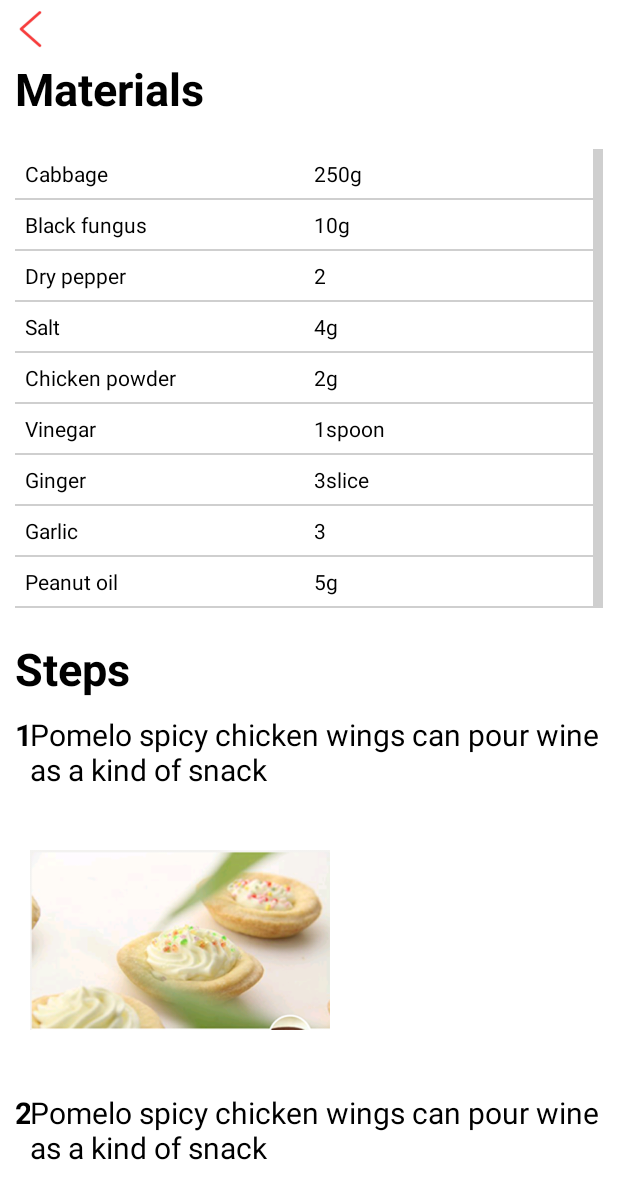
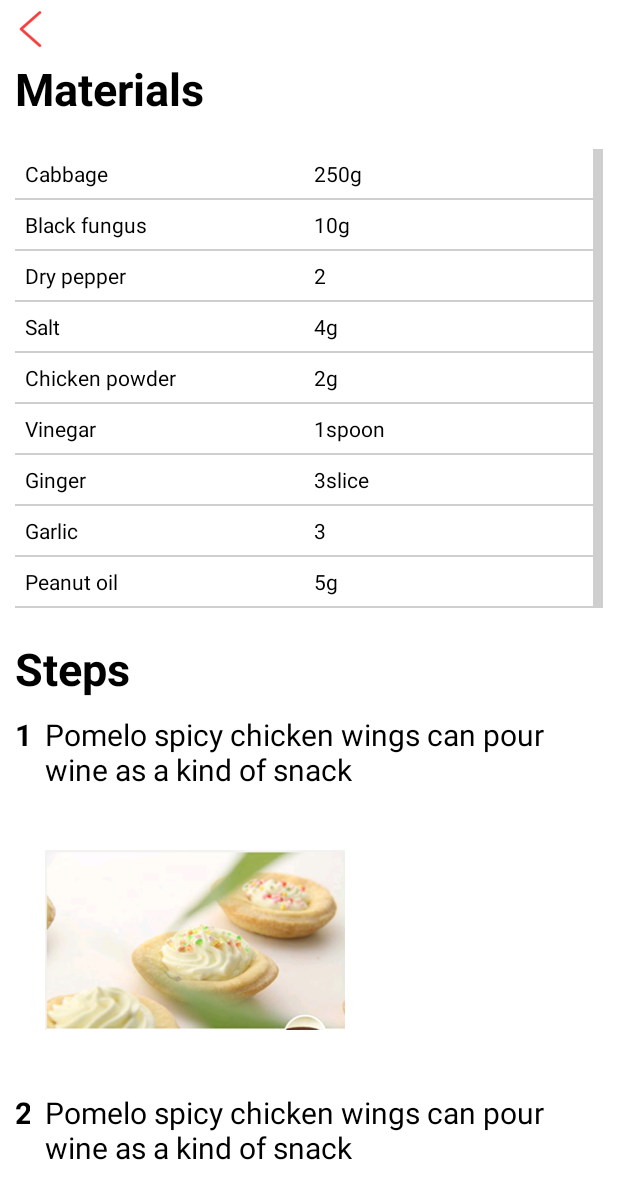
Before and after one commit to Tchitos/nourriture-7, an Android app: the RecipeDetailActivity screen opened directly, with no data from a screen before it, scrolled down 540 dp, on a phone screen of 412 x 824 dp. Shown: the top 1199 px of the screen. Run offline under Robolectric (Android 15) with nearby library versions, the phone set to English and light mode, and no system bars; 4 statements that could not run were skipped.

Commit message:
DetailRecipe changed

```diff
--- a/source/android/Nourriture/app/src/main/java/com/android/nourriture/nourriture/RecipeDetailActivity.java
+++ b/source/android/Nourriture/app/src/main/java/com/android/nourriture/nourriture/RecipeDetailActivity.java
@@ -19,6 +19,7 @@ import android.widget.Toast;
 
 import com.android.nurriture.entity.RecipeInfo;
 import com.android.nurriture.entity.StepInfo;
+import com.android.nurriture.fragment.MyListView;
 import com.android.nurriture.util.HttpMethod;
 import com.android.nurriture.util.HttpUtil;
 import com.android.nuttriture.adapter.StepAdapter;
@@ -174,7 +175,7 @@ public class RecipeDetailActivity extends Activity{
 
     private void initList(){
         Log.v("initList:","enter");
-        ListView listView = (ListView)findViewById(R.id.recipe_steps);
+        MyListView listView = (MyListView)findViewById(R.id.recipe_steps);
         List<StepInfo> stepList = new ArrayList<StepInfo>();
         StepInfo stepInfo;
         for(int i = 0; i < number.length; i++){
@@ -188,7 +189,7 @@ public class RecipeDetailActivity extends Activity{
         StepAdapter stepAdapter = new StepAdapter(stepList,this.getLayoutInflater());
         listView.setAdapter(stepAdapter);
 
-        fixListViewHeight(listView, stepAdapter);
+        //fixListViewHeight(listView, stepAdapter);
     }
 
     public void fixListViewHeight(ListView listView,StepAdapter stepAdapter) {
--- a/source/android/Nourriture/app/src/main/res/layout/detail_recipe.xml
+++ b/source/android/Nourriture/app/src/main/res/layout/detail_recipe.xml
@@ -94,10 +94,10 @@
                 android:textStyle="bold"
                 android:textColor="#000000"
                 android:layout_margin="10dp"/>
-            <ListView
+            <com.android.nurriture.fragment.MyListView
                 android:layout_width="fill_parent"
                 android:layout_height="wrap_content"
-                android:id="@+id/recipe_steps"></ListView>
+                android:id="@+id/recipe_steps"></com.android.nurriture.fragment.MyListView>
             <TextView
                 android:layout_width="fill_parent"
                 android:layout_height="wrap_content"
--- a/source/android/Nourriture/app/src/main/res/layout/step_list_item.xml
+++ b/source/android/Nourriture/app/src/main/res/layout/step_list_item.xml
@@ -21,7 +21,8 @@
             android:layout_width="wrap_content"
             android:layout_height="wrap_content"
             android:orientation="vertical"
-            android:layout_weight="11">
+            android:layout_weight="11"
+            android:paddingLeft="10dp">
 
             <TextView
                 android:layout_width="wrap_content"
```
